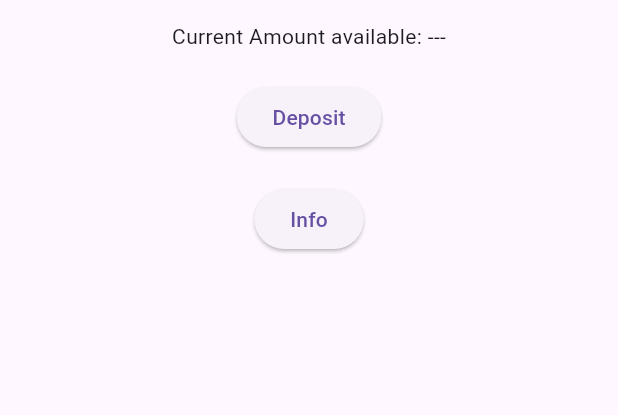
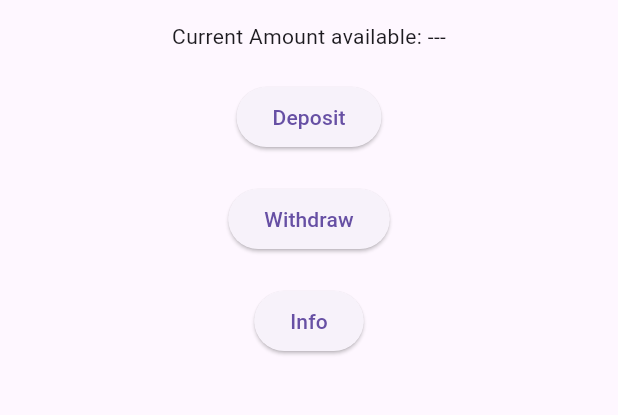
Before and after one commit to crcdng/giveth_taketh, a Flutter app: the screen it shows after launch, after a tap on "Deposit", on a phone screen of 412 x 824 dp, the part 63-478 px from its top. Run offline on Flutter 3.47's test engine with Material 3 defaults, Android fonts, the light colour scheme and no system bars; missing offline and left inert: web3modal_flutter; statements that could not run were skipped.

Commit message:
withdraw transaction

```diff
--- a/lib/app_screen.dart
+++ b/lib/app_screen.dart
@@ -31,6 +31,17 @@ class _AppScreenState extends State<AppScreen> {
   Future<TransactionHash> deposit(EtherAmount etherAmount) async {
     TransactionHash result = await transact(
         functionName: "deposit", params: [], etherAmount: etherAmount);
+    return result;
+  }
+
+  Future<TransactionHash> withdraw(EtherAmount etherAmount) async {
+    final amountWei = etherAmount.getInWei;
+    final address = EthPrivateKey.fromHex(constants.testPrivateKey).address;
+    // final address = "0x64Af60D67106Ed3a15fFb2dff6aDEE510e019f78";
+    // final address = _w3mService.session!.address;
+
+    TransactionHash result =
+        await transact(functionName: "transfer", params: [address, amountWei]);
     return result;
   }
 
@@ -191,10 +202,19 @@ class _AppScreenState extends State<AppScreen> {
             Text("Current Amount available: ${currentBalance ?? "---"}"),
             const SizedBox(height: 20),
             ElevatedButton(
-              child: Text('Deposit'),
+              child: const Text('Deposit'),
               onPressed: () {
                 setState(() {
                   deposit(EtherAmount.inWei(BigInt.from(50000000000000000)));
+                });
+              },
+            ),
+            const SizedBox(height: 20),
+            ElevatedButton(
+              child: Text('Withdraw'),
+              onPressed: () {
+                setState(() {
+                  withdraw(EtherAmount.inWei(BigInt.from(30000000000000000)));
                 });
               },
             ),
```
